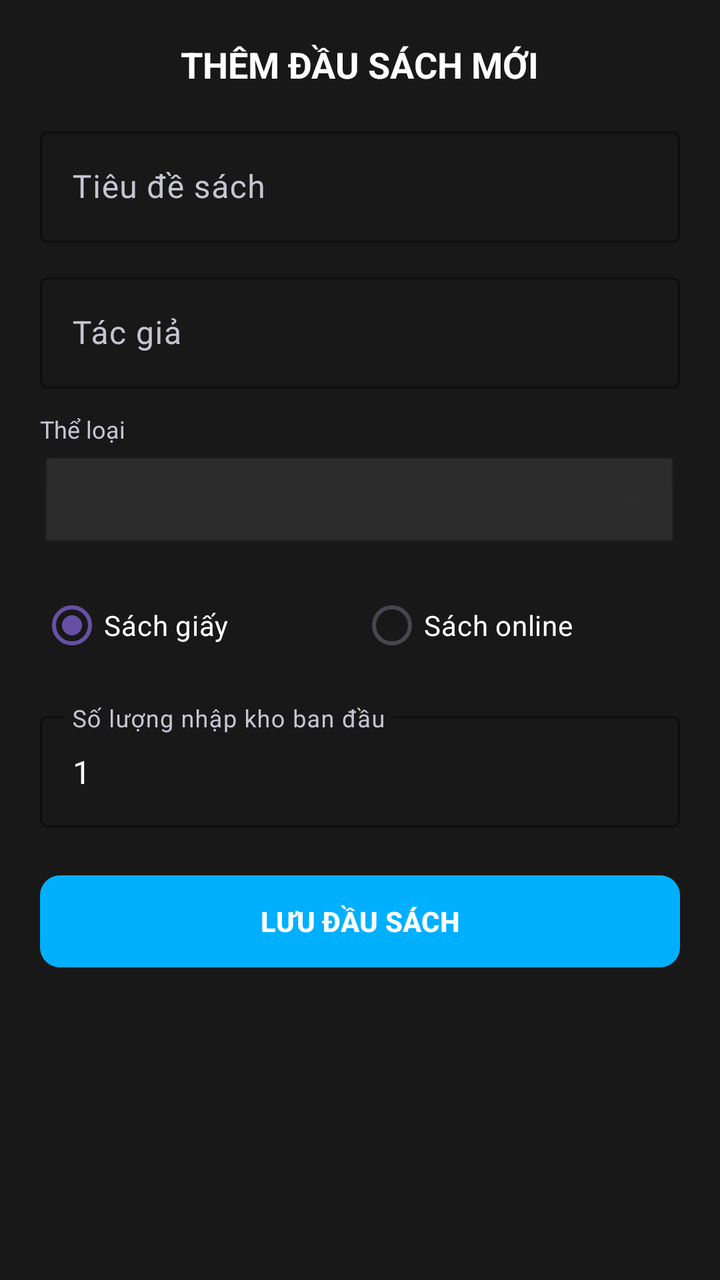
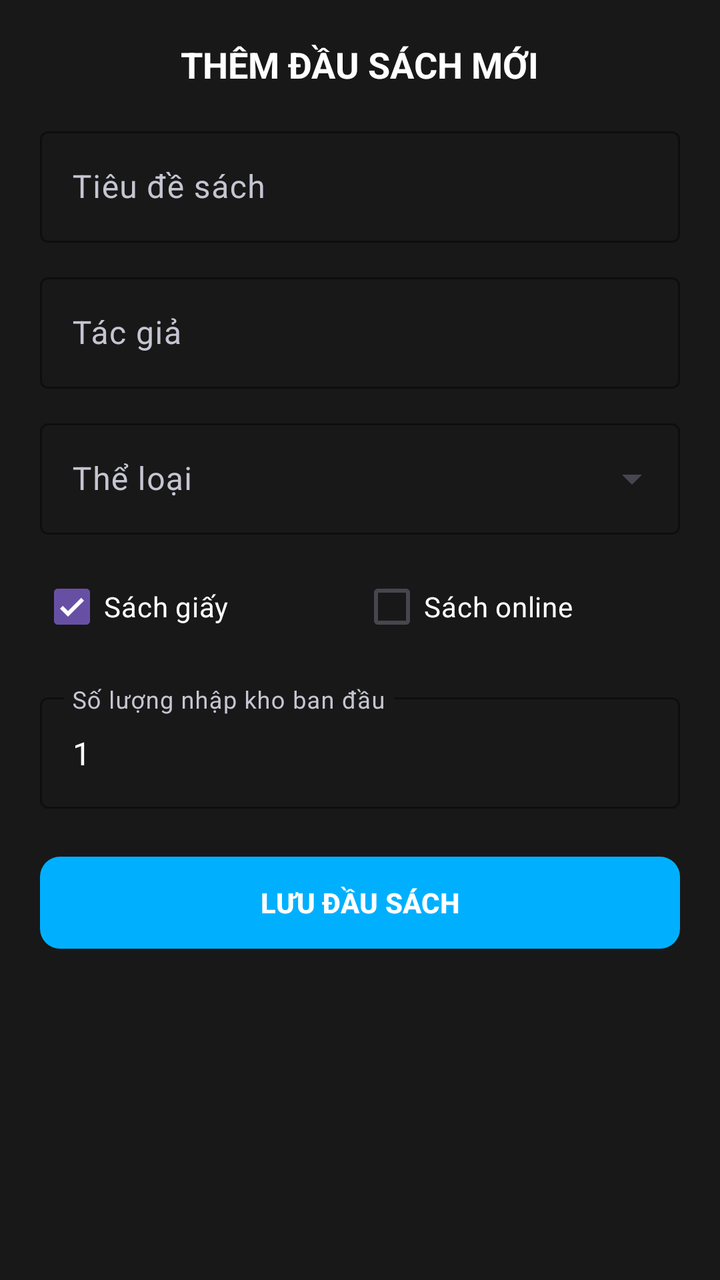

An Android layout rendered at two revisions. The XML below is the earlier revision; the diff shows what the commit changed to produce the second picture.
<!-- AndroidManifest.xml: application theme Theme.QLTV -->
<!-- res/layout/dialog_add_book.xml -->
<?xml version="1.0" encoding="utf-8"?>
<ScrollView xmlns:android="http://schemas.android.com/apk/res/android"
    xmlns:app="http://schemas.android.com/apk/res-auto"
    android:layout_width="match_parent"
    android:layout_height="wrap_content"
    android:background="#181818"
    android:padding="20dp">

    <LinearLayout
        android:layout_width="match_parent"
        android:layout_height="wrap_content"
        android:orientation="vertical">

        <TextView
            android:id="@+id/txtFormTitle"
            android:layout_width="wrap_content"
            android:layout_height="wrap_content"
            android:layout_gravity="center"
            android:layout_marginBottom="16dp"
            android:text="THÊM ĐẦU SÁCH MỚI"
            android:textColor="#FFFFFF"
            android:textSize="18sp"
            android:textStyle="bold" />

        
        <com.google.android.material.textfield.TextInputLayout
            style="@style/Widget.Material3.TextInputLayout.OutlinedBox"
            android:layout_width="match_parent"
            android:layout_height="wrap_content"
            android:layout_marginBottom="12dp"
            android:hint="Tiêu đề sách"
            android:textColorHint="#C5C5D2"
            app:boxStrokeColor="#FFFFFF"
            app:boxStrokeWidthFocused="2dp"
            app:hintTextColor="#FFFFFF">

            <com.google.android.material.textfield.TextInputEditText
                android:id="@+id/edtTitle"
                android:layout_width="match_parent"
                android:layout_height="wrap_content"
                android:textColor="#FFFFFF" />
        </com.google.android.material.textfield.TextInputLayout>

        
        <com.google.android.material.textfield.TextInputLayout
            style="@style/Widget.Material3.TextInputLayout.OutlinedBox"
            android:layout_width="match_parent"
            android:layout_height="wrap_content"
            android:layout_marginBottom="12dp"
            android:hint="Tác giả"
            android:textColorHint="#C5C5D2"
            app:boxStrokeColor="#FFFFFF"
            app:boxStrokeWidthFocused="2dp"
            app:hintTextColor="#FFFFFF">

            <com.google.android.material.textfield.TextInputEditText
                android:id="@+id/edtAuthor"
                android:layout_width="match_parent"
                android:layout_height="wrap_content"
                android:textColor="#FFFFFF" />
        </com.google.android.material.textfield.TextInputLayout>

        
        <TextView
            android:layout_width="wrap_content"
            android:layout_height="wrap_content"
            android:layout_marginBottom="4dp"
            android:text="Thể loại"
            android:textColor="#C5C5D2"
            android:textSize="12sp" />

        <Spinner
            android:id="@+id/spinDialogCat"
            android:layout_width="match_parent"
            android:layout_height="50dp"
            android:layout_marginBottom="12dp"
            android:background="@android:drawable/btn_dropdown"
            android:backgroundTint="#2D2D2D" />

        
        <RadioGroup
            android:id="@+id/rgType"
            android:layout_width="match_parent"
            android:layout_height="wrap_content"
            android:layout_marginBottom="16dp"
            android:checkedButton="@id/rbPaper"
            android:orientation="horizontal">

            <RadioButton
                android:id="@+id/rbPaper"
                android:layout_width="0dp"
                android:layout_height="wrap_content"
                android:layout_weight="1"
                android:text="Sách giấy"
                android:textColor="#FFFFFF" />

            <RadioButton
                android:id="@+id/rbOnline"
                android:layout_width="0dp"
                android:layout_height="wrap_content"
                android:layout_weight="1"
                android:text="Sách online"
                android:textColor="#FFFFFF" />
        </RadioGroup>

        
        <LinearLayout
            android:id="@+id/layoutPaperOnly"
            android:layout_width="match_parent"
            android:layout_height="wrap_content"
            android:orientation="vertical"
            android:visibility="visible">

            <com.google.android.material.textfield.TextInputLayout
                style="@style/Widget.Material3.TextInputLayout.OutlinedBox"
                android:layout_width="match_parent"
                android:layout_height="wrap_content"
                android:layout_marginBottom="12dp"
                android:hint="Số lượng nhập kho ban đầu"
                android:textColorHint="#C5C5D2"
                app:boxStrokeColor="#FFFFFF"
                app:boxStrokeWidthFocused="2dp"
                app:hintTextColor="#FFFFFF">

                <com.google.android.material.textfield.TextInputEditText
                    android:id="@+id/edtQty"
                    android:layout_width="match_parent"
                    android:layout_height="wrap_content"
                    android:inputType="number"
                    android:text="1"
                    android:textColor="#FFFFFF" />
            </com.google.android.material.textfield.TextInputLayout>
        </LinearLayout>

        
        <LinearLayout
            android:id="@+id/layoutOnlineOnly"
            android:layout_width="match_parent"
            android:layout_height="wrap_content"
            android:orientation="vertical"
            android:visibility="gone">

            
            <com.google.android.material.textfield.TextInputLayout
                style="@style/Widget.Material3.TextInputLayout.OutlinedBox"
                android:layout_width="match_parent"
                android:layout_height="wrap_content"
                android:layout_marginBottom="12dp"
                android:hint="URL tài liệu (link đọc/tải)"
                android:textColorHint="#C5C5D2"
                app:boxStrokeColor="#FFFFFF"
                app:boxStrokeWidthFocused="2dp"
                app:hintTextColor="#FFFFFF">

                <com.google.android.material.textfield.TextInputEditText
                    android:id="@+id/edtUrl"
                    android:layout_width="match_parent"
                    android:layout_height="wrap_content"
                    android:inputType="textUri"
                    android:textColor="#FFFFFF" />
            </com.google.android.material.textfield.TextInputLayout>

            
            <com.google.android.material.textfield.TextInputLayout
                style="@style/Widget.Material3.TextInputLayout.OutlinedBox"
                android:layout_width="match_parent"
                android:layout_height="wrap_content"
                android:layout_marginBottom="12dp"
                android:hint="Định dạng (PDF, EPUB, ...)"
                android:textColorHint="#C5C5D2"
                app:boxStrokeColor="#FFFFFF"
                app:boxStrokeWidthFocused="2dp"
                app:hintTextColor="#FFFFFF">

                <com.google.android.material.textfield.TextInputEditText
                    android:id="@+id/edtFormat"
                    android:layout_width="match_parent"
                    android:layout_height="wrap_content"
                    android:text="PDF"
                    android:textColor="#FFFFFF" />
            </com.google.android.material.textfield.TextInputLayout>
        </LinearLayout>

        <com.google.android.material.button.MaterialButton
            android:id="@+id/btnSaveBook"
            android:layout_width="match_parent"
            android:layout_height="54dp"
            android:layout_marginTop="8dp"
            android:text="LƯU ĐẦU SÁCH"
            android:textColor="#FFFFFF"
            android:textStyle="bold"
            app:backgroundTint="#00B0FF"
            app:cornerRadius="10dp" />

    </LinearLayout>
</ScrollView>
<!-- resources referenced by this layout -->
<resources>
  <style name="Theme.QLTV" parent="Base.Theme.QLTV" />
  <style name="Base.Theme.QLTV" parent="Theme.Material3.DayNight.NoActionBar">
          
          
      </style>
</resources>

<!-- the commit's change to res/layout/dialog_add_book.xml (unified diff, before → after) -->
@@ -61,47 +61,49 @@
         </com.google.android.material.textfield.TextInputLayout>
 
         
-        <TextView
-            android:layout_width="wrap_content"
+        <com.google.android.material.textfield.TextInputLayout
+            style="@style/Widget.Material3.TextInputLayout.OutlinedBox.ExposedDropdownMenu"
+            android:layout_width="match_parent"
             android:layout_height="wrap_content"
-            android:layout_marginBottom="4dp"
-            android:text="Thể loại"
-            android:textColor="#C5C5D2"
-            android:textSize="12sp" />
+            android:layout_marginBottom="12dp"
+            android:hint="Thể loại"
+            android:textColorHint="#C5C5D2"
+            app:boxStrokeColor="#FFFFFF"
+            app:boxStrokeWidthFocused="2dp"
+            app:hintTextColor="#FFFFFF">
 
-        <Spinner
-            android:id="@+id/spinDialogCat"
-            android:layout_width="match_parent"
-            android:layout_height="50dp"
-            android:layout_marginBottom="12dp"
-            android:background="@android:drawable/btn_dropdown"
-            android:backgroundTint="#2D2D2D" />
+            <AutoCompleteTextView
+                android:id="@+id/spinDialogCat"
+                android:layout_width="match_parent"
+                android:layout_height="wrap_content"
+                android:inputType="none"
+                android:textColor="#FFFFFF" />
+        </com.google.android.material.textfield.TextInputLayout>
 
         
-        <RadioGroup
-            android:id="@+id/rgType"
+        <LinearLayout
             android:layout_width="match_parent"
             android:layout_height="wrap_content"
             android:layout_marginBottom="16dp"
-            android:checkedButton="@id/rbPaper"
             android:orientation="horizontal">
 
-            <RadioButton
-                android:id="@+id/rbPaper"
+            <CheckBox
+                android:id="@+id/cbPaper"
                 android:layout_width="0dp"
                 android:layout_height="wrap_content"
                 android:layout_weight="1"
                 android:text="Sách giấy"
-                android:textColor="#FFFFFF" />
+                android:textColor="#FFFFFF"
+                android:checked="true" />
 
-            <RadioButton
-                android:id="@+id/rbOnline"
+            <CheckBox
+                android:id="@+id/cbOnline"
                 android:layout_width="0dp"
                 android:layout_height="wrap_content"
                 android:layout_weight="1"
                 android:text="Sách online"
                 android:textColor="#FFFFFF" />
-        </RadioGroup>
+        </LinearLayout>
 
         
         <LinearLayout
